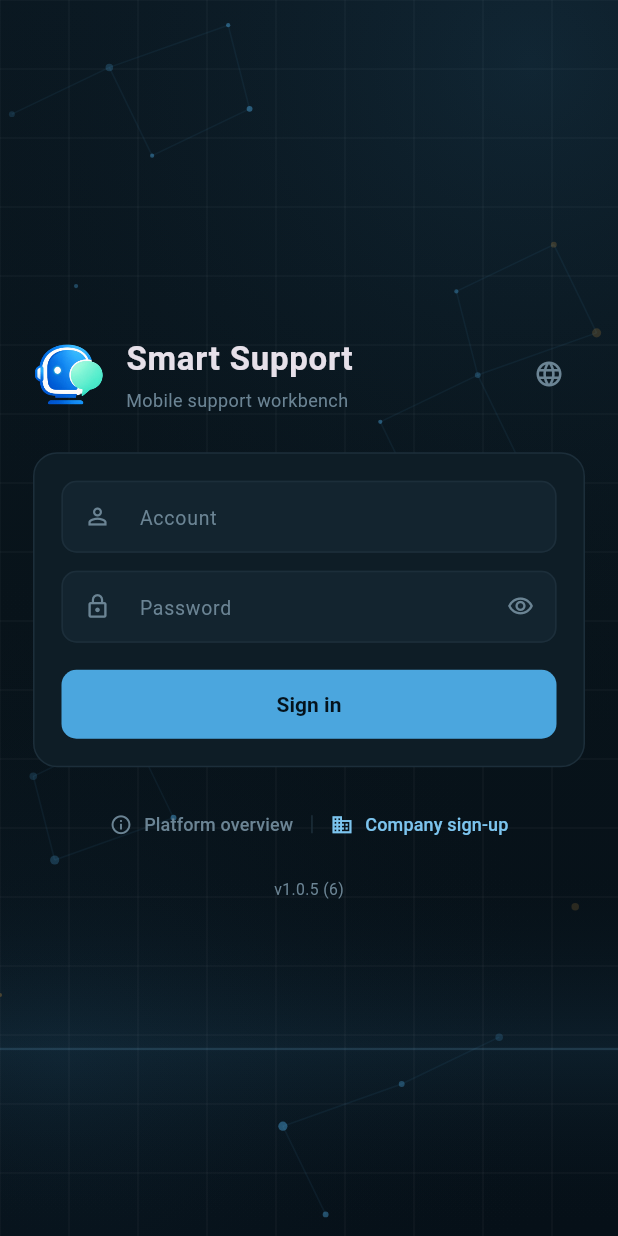
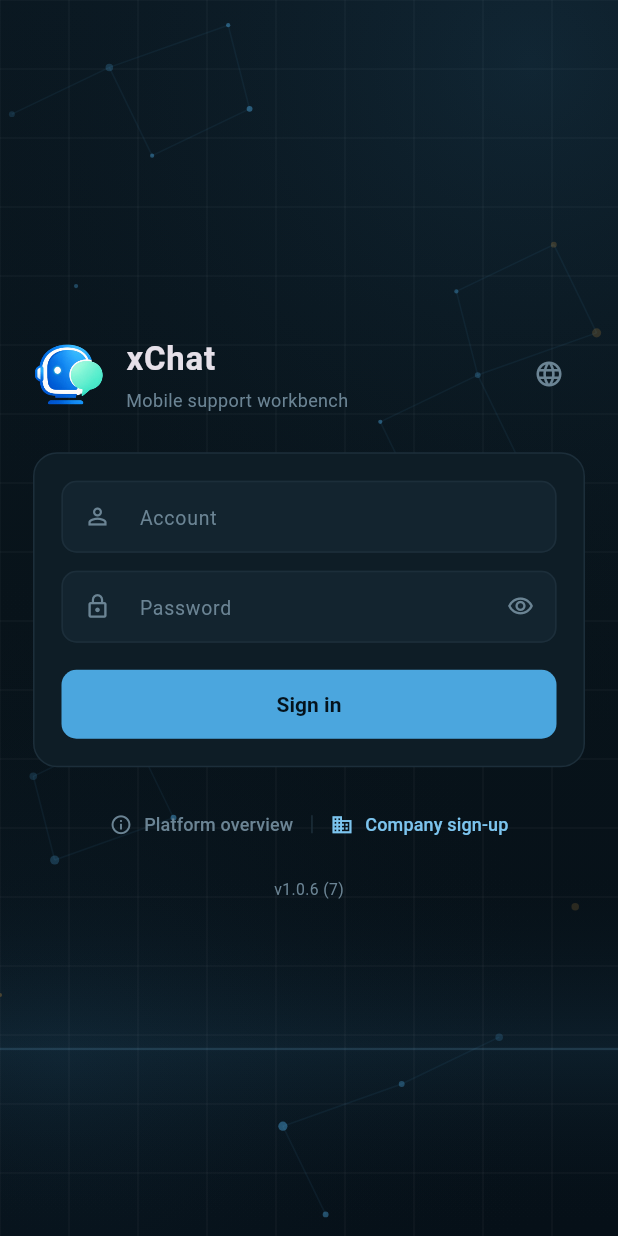
Before and after one commit to fengyouchun33-a11y/customer-chat-app, a Flutter app: the screen it shows after launch, on a phone screen of 412 x 824 dp. Run offline on Flutter 3.47's test engine with Material 3 defaults, Android fonts, the phone set to English and light mode, and no system bars; our stand-ins replace audioplayers, dio, firebase_core, firebase_messaging, fl_chart, flutter_local_notifications and 6 more; missing offline and left inert: flutter_foreground_task; accounts and stored records are empty.

Commit message:
1.0.6: rename non-Chinese app name to xChat, chat bubbles support selection/copy

```diff
--- a/lib/l10n/strings_ar.dart
+++ b/lib/l10n/strings_ar.dart
@@ -1,6 +1,6 @@
 // نصوص عربية. العناصر البديلة بالصيغة {0} و{1}.
 const Map<String, String> arStrings = {
-  'appName': 'الدعم الذكي',
+  'appName': 'xChat',
   'workbenchTitle': 'مساحة عمل الدعم',
   'cancel': 'إلغاء',
   'retry': 'إعادة المحاولة',
--- a/lib/l10n/strings_de.dart
+++ b/lib/l10n/strings_de.dart
@@ -1,6 +1,6 @@
 // Deutsche Texte. Platzhalter haben die Form {0}, {1}.
 const Map<String, String> deStrings = {
-  'appName': 'Intelligenter Support',
+  'appName': 'xChat',
   'workbenchTitle': 'Support-Arbeitsplatz',
   'cancel': 'Abbrechen',
   'retry': 'Erneut versuchen',
--- a/lib/l10n/strings_en.dart
+++ b/lib/l10n/strings_en.dart
@@ -1,6 +1,6 @@
 // English strings. Placeholders use the form {0}, {1}.
 const Map<String, String> enStrings = {
-  'appName': 'Smart Support',
+  'appName': 'xChat',
   'workbenchTitle': 'Support Workbench',
   'cancel': 'Cancel',
   'retry': 'Retry',
--- a/lib/l10n/strings_es.dart
+++ b/lib/l10n/strings_es.dart
@@ -1,6 +1,6 @@
 // Textos en español. Los marcadores de posición usan {0}, {1}.
 const Map<String, String> esStrings = {
-  'appName': 'Atención inteligente',
+  'appName': 'xChat',
   'workbenchTitle': 'Central de soporte',
   'cancel': 'Cancelar',
   'retry': 'Reintentar',
--- a/lib/l10n/strings_fr.dart
+++ b/lib/l10n/strings_fr.dart
@@ -1,6 +1,6 @@
 // Textes en français. Les espaces réservés utilisent {0}, {1}.
 const Map<String, String> frStrings = {
-  'appName': 'Support intelligent',
+  'appName': 'xChat',
   'workbenchTitle': 'Console de support',
   'cancel': 'Annuler',
   'retry': 'Réessayer',
--- a/lib/l10n/strings_ja.dart
+++ b/lib/l10n/strings_ja.dart
@@ -1,6 +1,6 @@
 // 日本語の文言。プレースホルダーは {0}、{1} の形式です。
 const Map<String, String> jaStrings = {
-  'appName': 'スマートサポート',
+  'appName': 'xChat',
   'workbenchTitle': 'サポートワークベンチ',
   'cancel': 'キャンセル',
   'retry': '再試行',
--- a/lib/l10n/strings_ko.dart
+++ b/lib/l10n/strings_ko.dart
@@ -1,6 +1,6 @@
 // 한국어 문구. 자리표시자는 {0}, {1} 형식입니다.
 const Map<String, String> koStrings = {
-  'appName': '지능형 고객센터',
+  'appName': 'xChat',
   'workbenchTitle': '상담 워크벤치',
   'cancel': '취소',
   'retry': '다시 시도',
--- a/lib/l10n/strings_pt.dart
+++ b/lib/l10n/strings_pt.dart
@@ -1,6 +1,6 @@
 // Textos em português. Os marcadores de posição usam {0}, {1}.
 const Map<String, String> ptStrings = {
-  'appName': 'Suporte inteligente',
+  'appName': 'xChat',
   'workbenchTitle': 'Central de suporte',
   'cancel': 'Cancelar',
   'retry': 'Tentar novamente',
--- a/lib/l10n/strings_ru.dart
+++ b/lib/l10n/strings_ru.dart
@@ -1,6 +1,6 @@
 // Русские тексты. Плейсхолдеры имеют вид {0}, {1}.
 const Map<String, String> ruStrings = {
-  'appName': 'Умная поддержка',
+  'appName': 'xChat',
   'workbenchTitle': 'Рабочее место поддержки',
   'cancel': 'Отмена',
   'retry': 'Повторить',
--- a/lib/pages/chat_page.dart
+++ b/lib/pages/chat_page.dart
@@ -992,7 +992,7 @@ class _ChatPageState extends State<ChatPage> {
             borderRadius: BorderRadius.circular(8),
             border: Border.all(color: AppColors.border),
           ),
-          child: Text(
+          child: SelectableText(
             m.content,
             textAlign: TextAlign.center,
             style: const TextStyle(fontSize: 10.5, color: AppColors.textMute, height: 1.4),
@@ -1113,7 +1113,7 @@ class _ChatPageState extends State<ChatPage> {
             const SizedBox(height: 6),
             MarkdownBody(
               data: text,
-              selectable: false,
+              selectable: true,
               styleSheet: _mdStyle,
               sizedImageBuilder: _markdownImage,
             ),
@@ -1123,7 +1123,7 @@ class _ChatPageState extends State<ChatPage> {
     } else {
       body = MarkdownBody(
         data: text.isEmpty ? ' ' : text,
-        selectable: false,
+        selectable: true,
         styleSheet: _mdStyle,
         sizedImageBuilder: _markdownImage,
       );
--- a/pubspec.yaml
+++ b/pubspec.yaml
@@ -1,7 +1,7 @@
 name: keiyo_chat_app
 description: Keiyo 智能客服管理端 APP（会话中心 + 统计）
 publish_to: 'none'
-version: 1.0.5+6
+version: 1.0.6+7
 
 environment:
   # flutter_foreground_task 9.x 要求 Dart >= 3.4
```
Also changed, not shown: 8 other files.
